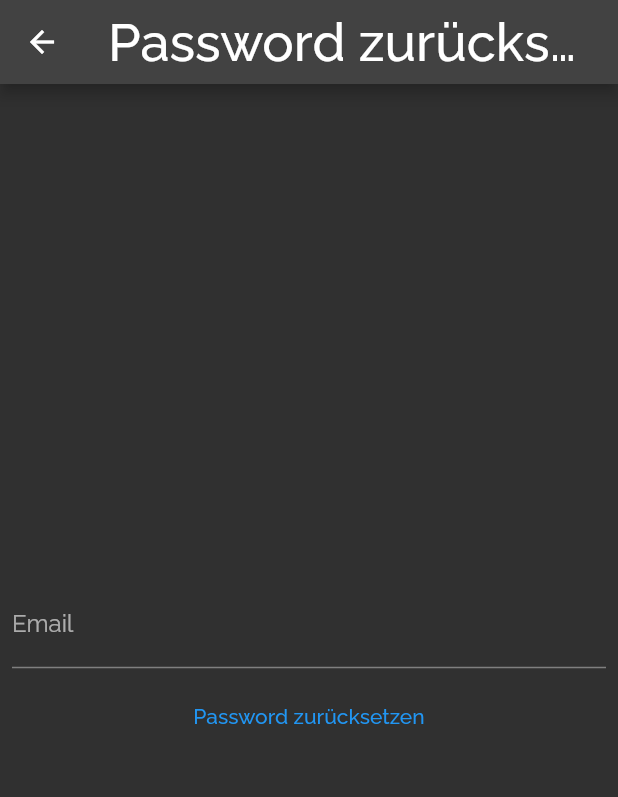
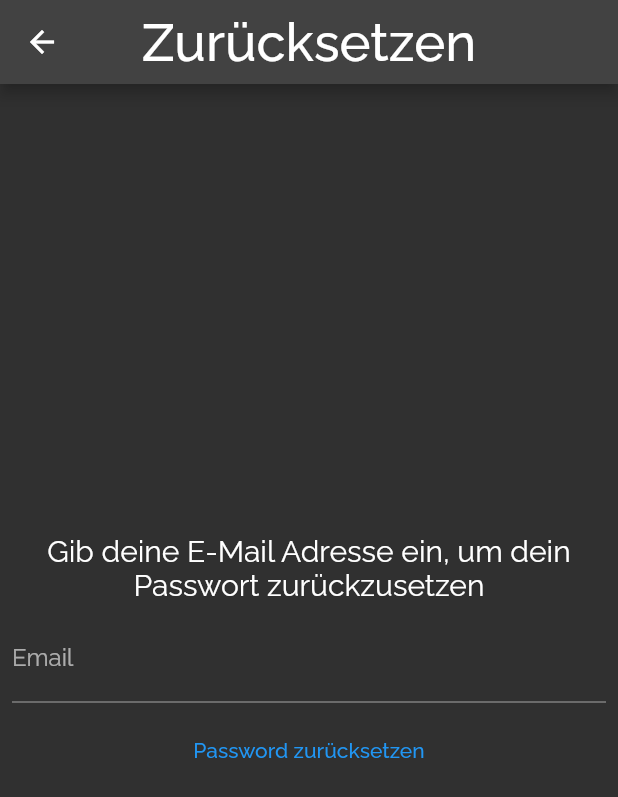
Before and after one commit to amyoe/project_moc, a Flutter app: the ResetScreen screen opened directly, after a tap on "Password zurücksetzen", on a phone screen of 412 x 824 dp. Shown: the top 797 px of the screen. Run offline on Flutter 3.47's test engine with Material 2 defaults, Android fonts, the phone set to English and light mode, and no system bars; our stand-ins replace firebase_auth, firebase_core, font_awesome_flutter, google_fonts, rflutter_alert, step_progress_indicator; accounts and stored records are empty; network calls fail.

Commit message:
Passwort reset geändert

```diff
--- a/lib/layout/Games/Quizduell/quizduell_company.dart
+++ b/lib/layout/Games/Quizduell/quizduell_company.dart
@@ -18,7 +18,6 @@ class QuizDuellCompany extends StatefulWidget{
 
 class _QuizDuellCompanySate extends State<QuizDuellCompany> {
 
-  //late verwenden, da ich es nicht jetzt initalisiere, sondern später
   int currentLevel = 1;
   int userPoints = 0;
   late QuizCompanyModel currentQuestion;
--- a/lib/layout/reset_password.dart
+++ b/lib/layout/reset_password.dart
@@ -1,32 +1,33 @@
 //Amy Oevermann
 import 'package:flutter/material.dart';
+import 'package:google_fonts/google_fonts.dart';
 import 'package:project_moc/layout/widget.dart';
 import 'package:firebase_auth/firebase_auth.dart';
-import 'package:project_moc/model/user.dart';
-import 'package:project_moc/services/auth.dart';
 import 'package:flutter/cupertino.dart';
 
 class ResetScreen extends StatefulWidget {
-
   @override
   _ResetScreenState createState() => _ResetScreenState();
 }
 
 class _ResetScreenState extends State<ResetScreen> {
-  //String get email => null;
+  String email = "";
 
   @override
   Widget build(BuildContext context) {
     final TextEditingController emailController = TextEditingController();
-  // String email = this.email;
-  // password;
+    String email = this.email;
+
     final auth = FirebaseAuth.instance;
 
     return Scaffold(
-    appBar: customAppBar("Password zurücksetzen"),
+      appBar: customAppBar("Zurücksetzen"),
       body: Column(
         mainAxisAlignment: MainAxisAlignment.center,
         children: [
+          Text("Gib deine E-Mail Adresse ein, um dein Passwort zurückzusetzen",
+            style: GoogleFonts.raleway(fontSize: 20),
+            textAlign: TextAlign.center),
           Padding(
             padding: EdgeInsets.all(8.0),
             child: TextField(
@@ -37,8 +38,8 @@ Widget build(BuildContext context) {
             ),
           ),
           TextButton(
-              onPressed: (){
-              //auth.sendPasswordResetEmail(email: email);
+            onPressed: () {
+              auth.sendPasswordResetEmail(email: email);
               Navigator.of(context).pop;
             },
             child: Text("Password zurücksetzen"),
--- a/lib/services/auth.dart
+++ b/lib/services/auth.dart
@@ -2,7 +2,6 @@ import 'package:firebase_auth/firebase_auth.dart';
 import 'package:firebase_auth/firebase_auth.dart' as auth;
 import 'package:project_moc/model/user.dart';
 import 'package:firebase_core/firebase_core.dart';
-
 
 class AuthService {
   final auth.FirebaseAuth _firebaseAuth = auth.FirebaseAuth.instance;
```
Also changed, not shown: lib/layout/login.dart (+8 -3 lines). Lines whose indentation alone changed are shown as unchanged.
